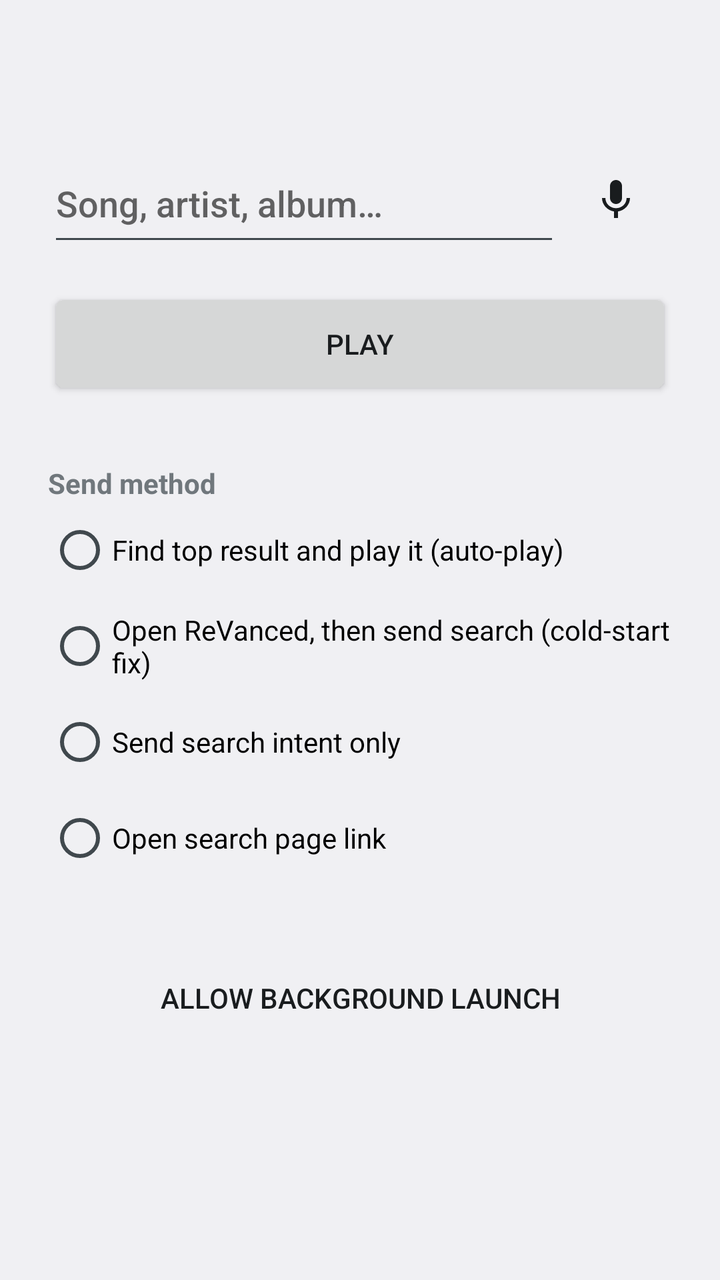
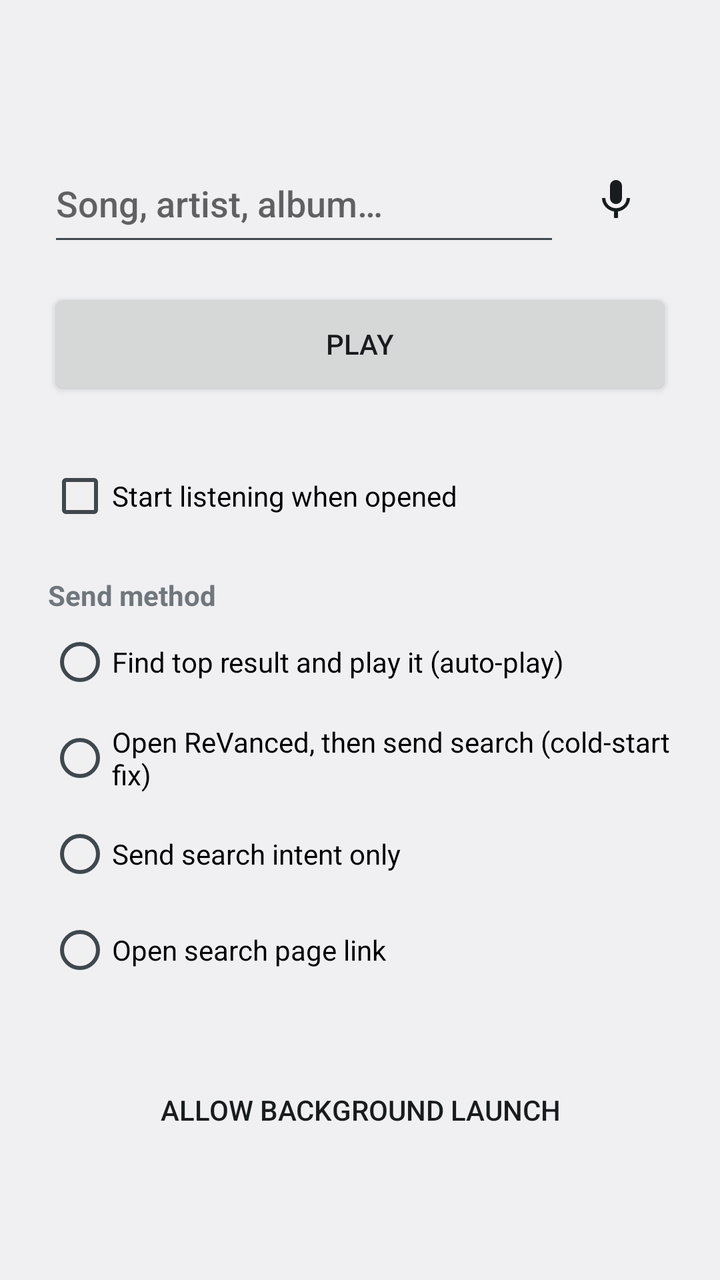

Before-and-after screenshots of an Android layout around one commit, followed by the original layout XML and the change that was made.
<!-- AndroidManifest.xml: application theme android:Theme.DeviceDefault.DayNight -->
<!-- res/layout/activity_relay.xml -->
<?xml version="1.0" encoding="utf-8"?>
<LinearLayout xmlns:android="http://schemas.android.com/apk/res/android"
    android:layout_width="match_parent"
    android:layout_height="match_parent"
    android:orientation="vertical"
    android:padding="24dp"
    android:gravity="center_horizontal"
    android:fitsSystemWindows="true">

    <LinearLayout
        android:layout_width="match_parent"
        android:layout_height="wrap_content"
        android:layout_marginTop="48dp"
        android:orientation="horizontal"
        android:gravity="center_vertical">

        <EditText
            android:id="@+id/query"
            android:layout_width="0dp"
            android:layout_height="56dp"
            android:layout_weight="1"
            android:hint="@string/hint"
            android:imeOptions="actionSearch"
            android:inputType="text"
            android:singleLine="true"
            android:textSize="18sp" />

        <ImageButton
            android:id="@+id/mic"
            android:layout_width="56dp"
            android:layout_height="56dp"
            android:background="?android:attr/selectableItemBackgroundBorderless"
            android:contentDescription="@string/mic"
            android:src="@drawable/ic_mic" />
    </LinearLayout>

    <Button
        android:id="@+id/play"
        android:layout_width="match_parent"
        android:layout_height="56dp"
        android:layout_marginTop="16dp"
        android:text="@string/play" />

    <TextView
        android:layout_width="match_parent"
        android:layout_height="wrap_content"
        android:layout_marginTop="32dp"
        android:text="@string/method_title"
        android:textStyle="bold" />

    <RadioGroup
        android:id="@+id/method"
        android:layout_width="match_parent"
        android:layout_height="wrap_content">

        <RadioButton
            android:id="@+id/method_autoplay"
            android:layout_width="match_parent"
            android:layout_height="48dp"
            android:text="@string/method_autoplay" />

        <RadioButton
            android:id="@+id/method_retry"
            android:layout_width="match_parent"
            android:layout_height="48dp"
            android:text="@string/method_retry" />

        <RadioButton
            android:id="@+id/method_intent"
            android:layout_width="match_parent"
            android:layout_height="48dp"
            android:text="@string/method_intent" />

        <RadioButton
            android:id="@+id/method_link"
            android:layout_width="match_parent"
            android:layout_height="48dp"
            android:text="@string/method_link" />
    </RadioGroup>

    <Button
        android:id="@+id/overlay"
        style="?android:attr/borderlessButtonStyle"
        android:layout_width="wrap_content"
        android:layout_height="wrap_content"
        android:layout_marginTop="32dp"
        android:text="@string/grant_overlay" />
</LinearLayout>
<!-- resources referenced by this layout -->
<resources>
  <!-- drawable ic_mic (drawable) -->
  <?xml version="1.0" encoding="utf-8"?>
  <vector xmlns:android="http://schemas.android.com/apk/res/android"
      android:width="24dp" android:height="24dp"
      android:viewportWidth="24" android:viewportHeight="24"
      android:tint="?android:attr/colorForeground">
      <path android:fillColor="#FFFFFFFF"
          android:pathData="M12,14c1.66,0 3,-1.34 3,-3V5c0,-1.66 -1.34,-3 -3,-3S9,3.34 9,5v6c0,1.66 1.34,3 3,3zM17.3,11c0,3 -2.54,5.1 -5.3,5.1S6.7,14 6.7,11H5c0,3.41 2.72,6.23 6,6.72V21h2v-3.28c3.28,-0.48 6,-3.3 6,-6.72h-1.7z"/>
  </vector>
  <string name="grant_overlay">Allow background launch</string>
  <string name="hint">Song, artist, album…</string>
  <string name="method_autoplay">Find top result and play it (auto-play)</string>
  <string name="method_intent">Send search intent only</string>
  <string name="method_link">Open search page link</string>
  <string name="method_retry">Open ReVanced, then send search (cold-start fix)</string>
  <string name="method_title">Send method</string>
  <string name="mic">Speak</string>
  <string name="play">Play</string>
</resources>

<!-- the commit's change to res/layout/activity_relay.xml (unified diff, before → after) -->
@@ -41,10 +41,17 @@
         android:layout_marginTop="16dp"
         android:text="@string/play" />
 
+    <CheckBox
+        android:id="@+id/auto_listen"
+        android:layout_width="match_parent"
+        android:layout_height="48dp"
+        android:layout_marginTop="24dp"
+        android:text="@string/auto_listen" />
+
     <TextView
         android:layout_width="match_parent"
         android:layout_height="wrap_content"
-        android:layout_marginTop="32dp"
+        android:layout_marginTop="16dp"
         android:text="@string/method_title"
         android:textStyle="bold" />
 
<!-- resource entries referenced after the edit -->
@@ -9,6 +9,7 @@
       <path android:fillColor="#FFFFFFFF"
           android:pathData="M12,14c1.66,0 3,-1.34 3,-3V5c0,-1.66 -1.34,-3 -3,-3S9,3.34 9,5v6c0,1.66 1.34,3 3,3zM17.3,11c0,3 -2.54,5.1 -5.3,5.1S6.7,14 6.7,11H5c0,3.41 2.72,6.23 6,6.72V21h2v-3.28c3.28,-0.48 6,-3.3 6,-6.72h-1.7z"/>
   </vector>
+  <string name="auto_listen">Start listening when opened</string>
   <string name="grant_overlay">Allow background launch</string>
   <string name="hint">Song, artist, album…</string>
   <string name="method_autoplay">Find top result and play it (auto-play)</string>
